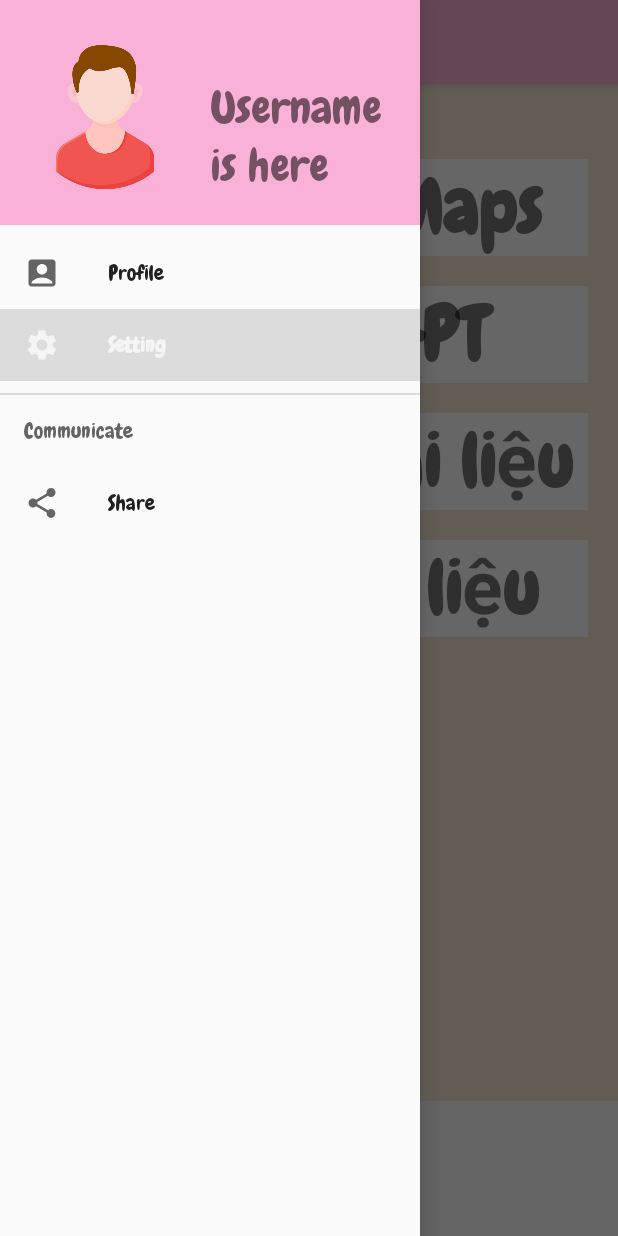
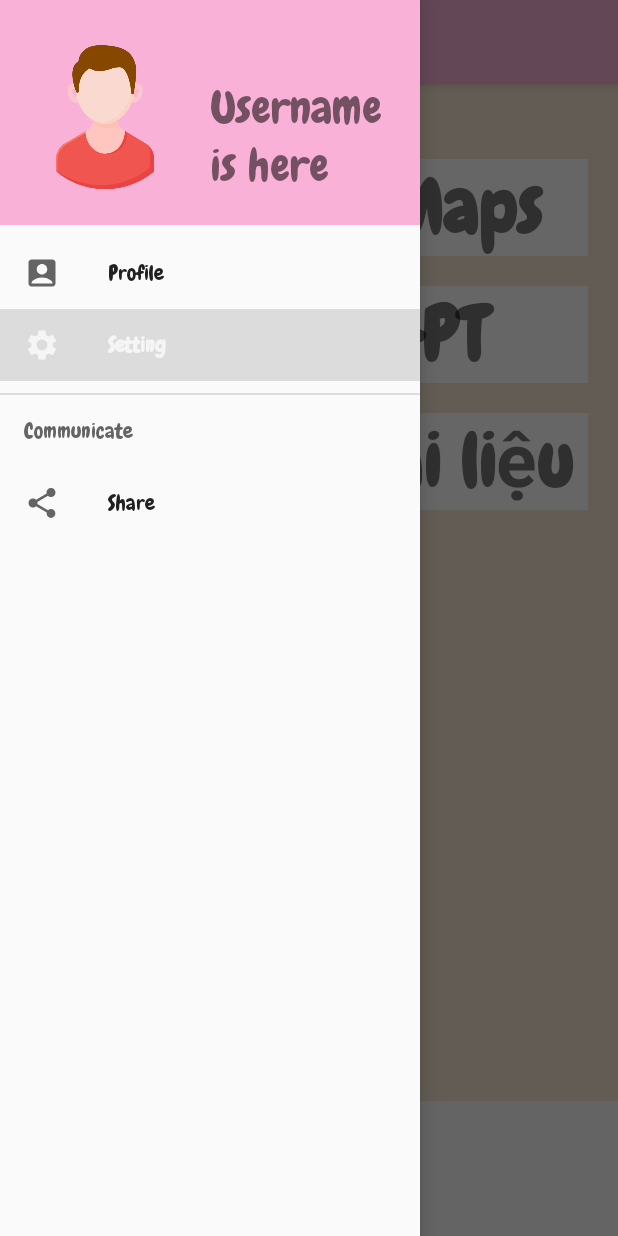
Before and after one commit to Robert-Ph/Mobile, an Android app: the MainActivity2 screen opened directly, with no data from a screen before it, in the side drawer, after a tap on "Setting", on a phone screen of 412 x 824 dp. Run offline under Robolectric (Android 15) with nearby library versions, the phone set to English and light mode, and no system bars; our stand-ins replace Firebase (no records; nobody signed in at launch, a user with empty details on screens opened directly).

Commit message:
sua lai giao dien

```diff
--- a/app/src/main/java/com/example/sharingapp/MainActivity2.java
+++ b/app/src/main/java/com/example/sharingapp/MainActivity2.java
@@ -89,24 +89,6 @@ public class MainActivity2 extends AppCompatActivity {
                 startActivity(intent);
             }
         });
-        TextView mangeFilePDF = (TextView) findViewById(R.id.mangeFilePDF);
-        mangeFilePDF.setOnClickListener(new View.OnClickListener() {
-            @Override
-            public void onClick(View view) {
-                openGoogleDriveFolder("1zAz5aBqNDgDj2aI5TTXBgWTTB3CI5ehl");
-            }
-        });
-
-    }
-    private void openGoogleDriveFolder(String folderId) {
-        Intent intent = new Intent(Intent.ACTION_VIEW);
-        intent.setData(Uri.parse("https://drive.google.com/drive/folders/" + folderId));
-        PackageManager packageManager = getPackageManager();
-        if (intent.resolveActivity(packageManager) != null) {
-            startActivity(intent);
-        } else {
-            Toast.makeText(MainActivity2.this, "No app available to open Google Drive", Toast.LENGTH_SHORT).show();
-        }
     }
     @Override
     public void onBackPressed() {
--- a/app/src/main/res/layout/activity_main2.xml
+++ b/app/src/main/res/layout/activity_main2.xml
@@ -51,14 +51,6 @@
                 android:layout_height="wrap_content"
                 android:layout_below="@+id/chat_gpt"
                 android:text="Danh sách tài liệu" />
-
-            <TextView
-                android:id="@+id/mangeFilePDF"
-                style="@style/itemText"
-                android:layout_width="match_parent"
-                android:layout_height="wrap_content"
-                android:layout_below="@+id/pdfList"
-                android:text="Quản lý tài liệu" />
         </RelativeLayout>
 
 
```
